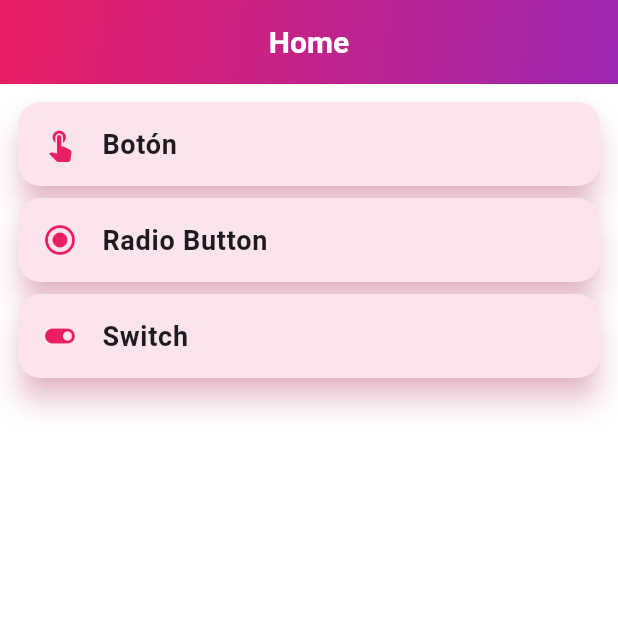
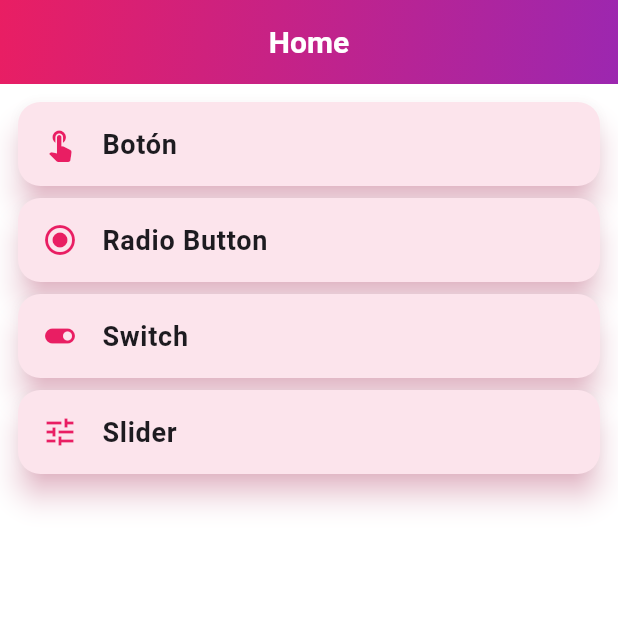
Before and after one commit to LeopoldoIII/my_cs_flutter_app, a Flutter app: the screen it shows after launch, on a phone screen of 412 x 824 dp, the top half of it. Run offline on Flutter 3.47's test engine with Material 3 defaults, Android fonts, the phone set to English and light mode, and no system bars.

Commit message:
Slider widget

```diff
--- a/lib/features/home/screens/main_screen.dart
+++ b/lib/features/home/screens/main_screen.dart
@@ -1,7 +1,9 @@
 import 'package:flutter/material.dart';
 import 'package:my_cs_flutter_app/features/button_feature/screens/button_screen.dart'; // Importa la pantalla del botón
 import 'package:my_cs_flutter_app/features/radio_button_feature/screens/radio_button_screeen.dart'; // Importa la pantalla del botón
-import 'package:my_cs_flutter_app/features/swithc_features/screens/switch_screen.dart';
+import 'package:my_cs_flutter_app/features/switch_features/screens/switch_screen.dart';
+import 'package:my_cs_flutter_app/features/slider_screen/screens/slider_screen.dart';
+
 import 'package:my_cs_flutter_app/shared/widgets/custom_app_bar.dart';
 import 'package:my_cs_flutter_app/shared/widgets/custom_card_widget.dart'; // Importa el widget genérico
 
@@ -24,9 +26,15 @@ class MainScreen extends StatelessWidget {
             destination: RadioButtonScreen(),
           ),
           CustomCardWidget(
-              title: 'Switch',
-              leading: Icons.toggle_on,
-              destination: SwitchScreen())
+            title: 'Switch',
+            leading: Icons.toggle_on,
+            destination: SwitchScreen(),
+          ),
+          CustomCardWidget(
+            title: 'Slider',
+            leading: Icons.tune,
+            destination: SliderScreen(),
+          )
         ],
       ),
     );
```
Also changed, not shown: lib/features/slider_screen/screens/slider_screen.dart (added, +44 -0 lines), lib/features/switch_features/screens/switch_screen.dart (renamed from lib/features/swithc_features/screens/switch_screen.dart).
